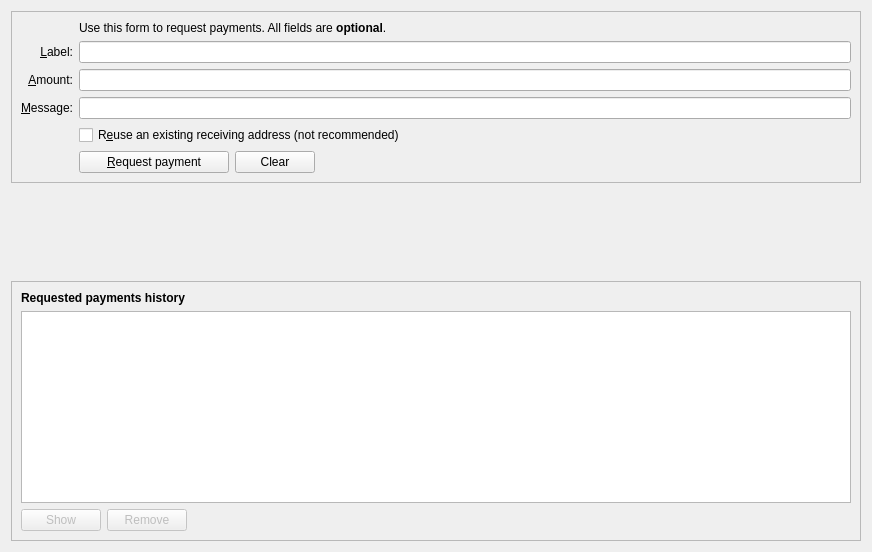
Before: the Qt Designer form src/qt/forms/receivecoinsdialog.ui in AvianNetwork/Avian, drawn with Qt 5.
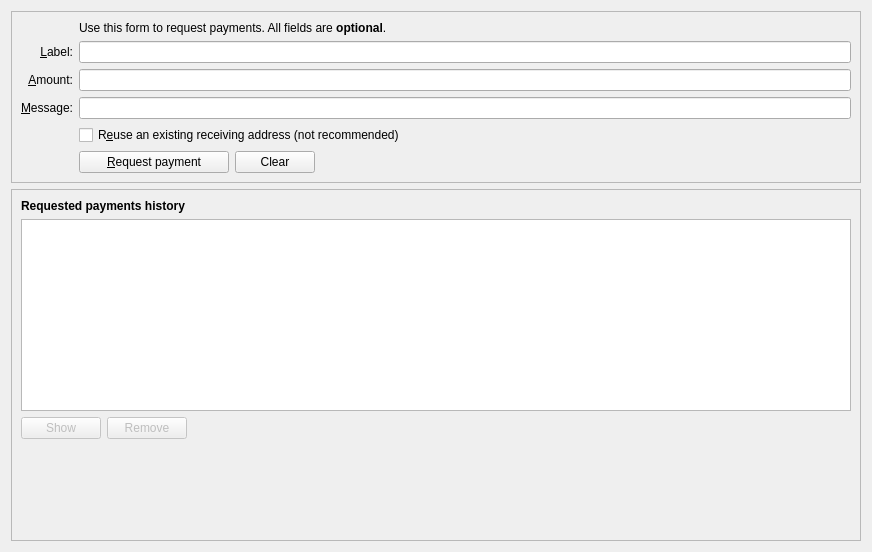
After: the same form once the commit is applied. Icons and pictures are not drawn. Custom widgets are drawn as their Qt base class.

Commit message: Move spacer below

Patch:
```diff
--- a/src/qt/forms/receivecoinsdialog.ui
+++ b/src/qt/forms/receivecoinsdialog.ui
@@ -10,7 +10,7 @@
     <height>552</height>
    </rect>
   </property>
-  <layout class="QVBoxLayout" name="verticalLayout" stretch="0,0,0">
+  <layout class="QVBoxLayout" name="verticalLayout" stretch="0,0">
    <item>
     <widget class="QFrame" name="frame2">
      <property name="sizePolicy">
@@ -196,19 +196,6 @@
      </layout>
     </widget>
    </item>
-   <item>
-    <spacer name="verticalSpacer">
-     <property name="orientation">
-      <enum>Qt::Vertical</enum>
-     </property>
-     <property name="sizeHint" stdset="0">
-      <size>
-       <width>20</width>
-       <height>40</height>
-      </size>
-     </property>
-    </spacer>
-   </item>
    <item>
     <widget class="QFrame" name="frame">
      <property name="sizePolicy">
@@ -223,7 +210,7 @@
      <property name="frameShadow">
       <enum>QFrame::Raised</enum>
      </property>
-     <layout class="QVBoxLayout" name="verticalLayout_2" stretch="0,0,0">
+     <layout class="QVBoxLayout" name="verticalLayout_2" stretch="0,0,0,0">
       <item>
        <widget class="QLabel" name="label_6">
         <property name="font">
@@ -307,6 +294,19 @@
         </item>
        </layout>
       </item>
+      <item>
+       <spacer name="verticalSpacer">
+        <property name="orientation">
+         <enum>Qt::Vertical</enum>
+        </property>
+        <property name="sizeHint" stdset="0">
+         <size>
+          <width>20</width>
+          <height>40</height>
+         </size>
+        </property>
+       </spacer>
+      </item>
      </layout>
     </widget>
    </item>
```
